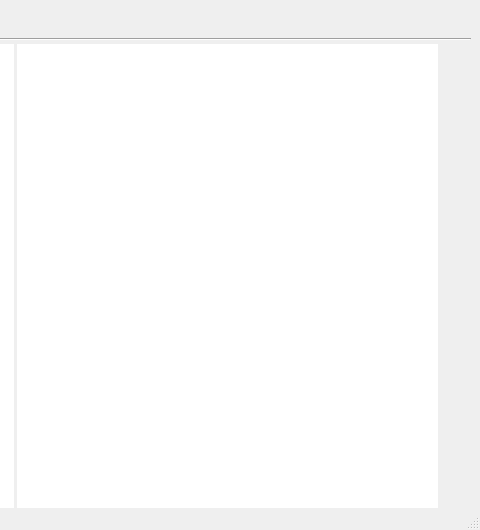
First picture: the form in 1.1.1/source/poseLibrary/UI/poseLibrary.ui, repository auqeyjf/poseLibrary, before the edit; both pictures show x 380 to 860 and y 0 to 530 of the 860 by 530 pixel window.
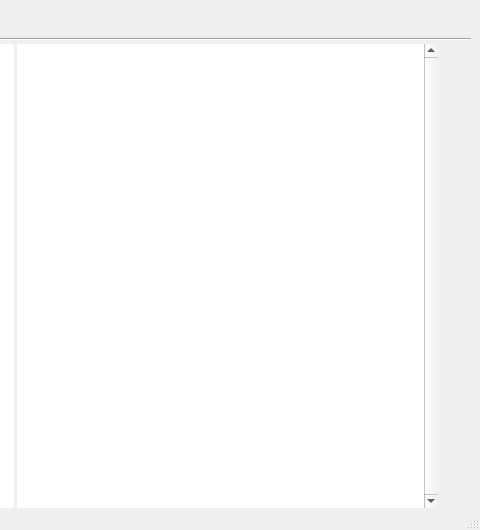
Second picture: the form after the edit. Icons and pictures are not drawn.

Commit message: build model and view ..

Diff of the .ui file:
```diff
--- a/1.1.1/source/poseLibrary/UI/poseLibrary.ui
+++ b/1.1.1/source/poseLibrary/UI/poseLibrary.ui
@@ -259,6 +259,9 @@
           <property name="frameShape">
            <enum>QFrame::NoFrame</enum>
           </property>
+          <property name="verticalScrollBarPolicy">
+           <enum>Qt::ScrollBarAlwaysOn</enum>
+          </property>
          </widget>
         </item>
         <item>
```
Left out of the diff: 22 changed lines with no effect on the pictures. The commit also changes 1 other file.
